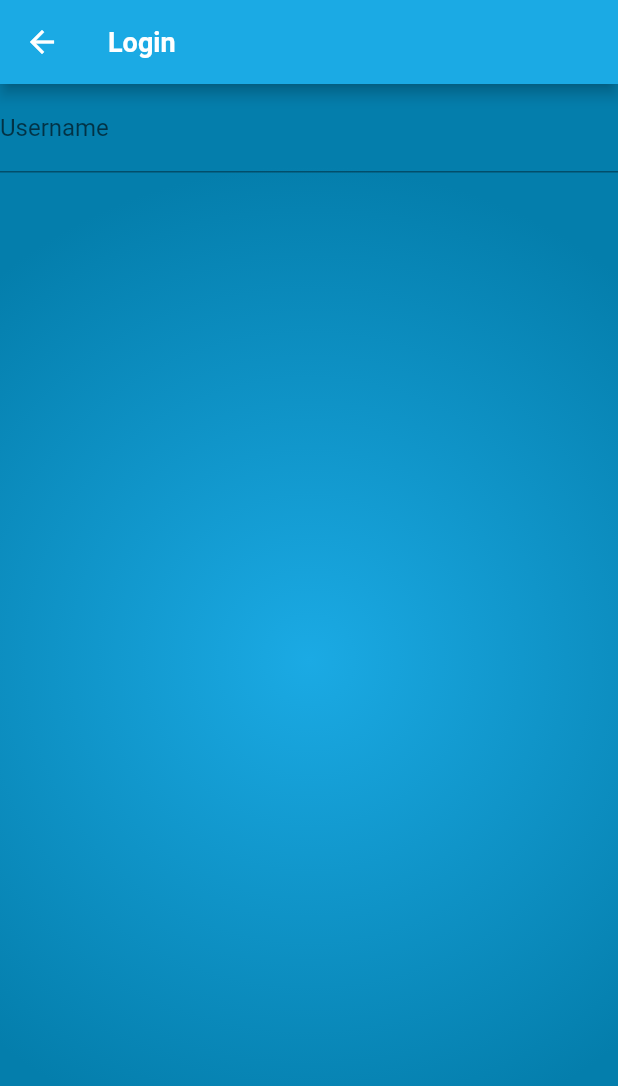
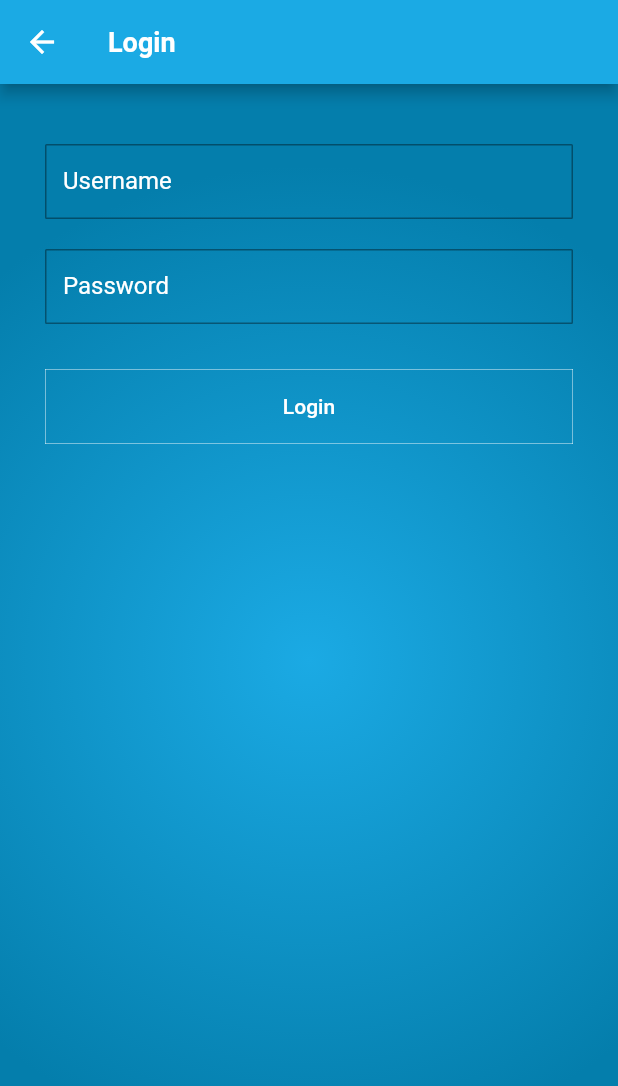
Before and after one commit to thomasbigger584/fanzactive, a Flutter app: the screen it shows after launch, after a tap on "Login", on a phone screen of 412 x 824 dp. Shown: the top 1086 px of the screen. Run offline on Flutter 3.47's test engine with Material 2 defaults, Android fonts, the phone set to English and light mode, and no system bars.

Commit message:
added login textbox but needs more styling:

```diff
--- a/lib/screens/login/Login.dart
+++ b/lib/screens/login/Login.dart
@@ -1,5 +1,7 @@
 import 'package:fanzactive/colors.dart';
 import 'package:fanzactive/screens/ui/LoginBackgroundGradient.dart';
+import 'package:fanzactive/screens/ui/button/PrimaryLightOutlineButton.dart';
+import 'package:fanzactive/screens/ui/textbox/LoginTextBox.dart';
 import 'package:flutter/material.dart';
 
 class Login extends StatelessWidget {
@@ -19,17 +21,31 @@ class Login extends StatelessWidget {
       ),
       body: new Container(
         decoration: buildLoginBackgroundGradient(),
-        child: new Column(
-          children: <Widget>[
-
-
-
-
-            new TextFormField(
-              decoration: new InputDecoration(labelText: 'Username'),
-            ),
-
-          ],
+        child: new Container(
+          margin: const EdgeInsets.only(left: 30.0, right: 30.0, top: 40.0),
+          child: new Column(
+            children: <Widget>[
+              new LoginTextBox(
+                hintText: "Username",
+                keyboardType: TextInputType.text,
+              ),
+              new Container(
+                margin: EdgeInsets.only(top: 20.0),
+                child: new LoginTextBox(
+                  hintText: "Password",
+                  keyboardType: TextInputType.text,
+                  obscureText: true,
+                ),
+              ),
+              new Container(
+                margin: EdgeInsets.only(top: 30.0),
+                child: new PrimaryLightOutlineButton(
+                  onPressed: () {},
+                  text: "Login",
+                ),
+              ),
+            ],
+          ),
         ),
       ),
     );
--- a/lib/screens/loginsplash/LoginSplash.dart
+++ b/lib/screens/loginsplash/LoginSplash.dart
@@ -38,7 +38,6 @@ class LoginSplash extends StatelessWidget {
         onPressed: () {
           Navigator.push(context,
               new MaterialPageRoute(builder: (context) => new Login()));
-          print("Login Pressed");
         },
       ),
     );
--- /dev/null
+++ b/lib/screens/ui/textbox/LoginTextBox.dart
@@ -0,0 +1,31 @@
+import 'package:fanzactive/colors.dart';
+import 'package:flutter/material.dart';
+
+class LoginTextBox extends StatelessWidget {
+  final String hintText;
+  final TextInputType keyboardType;
+  final bool obscureText;
+
+  const LoginTextBox(
+      {Key key, this.hintText, this.keyboardType, this.obscureText = false})
+      : super(key: key);
+
+  @override
+  Widget build(BuildContext context) {
+    return new Container(
+      height: 50.0,
+      child: new TextFormField(
+        decoration: new InputDecoration(
+          labelText: hintText,
+          labelStyle: TextStyle(color: colorWhite),
+          border: new OutlineInputBorder(
+            borderRadius: BorderRadius.circular(1.0),
+            borderSide: new BorderSide(color: colorWhite, width: 0.3),
+          ),
+        ),
+        obscureText: obscureText,
+        keyboardType: keyboardType,
+      ),
+    );
+  }
+}
```
